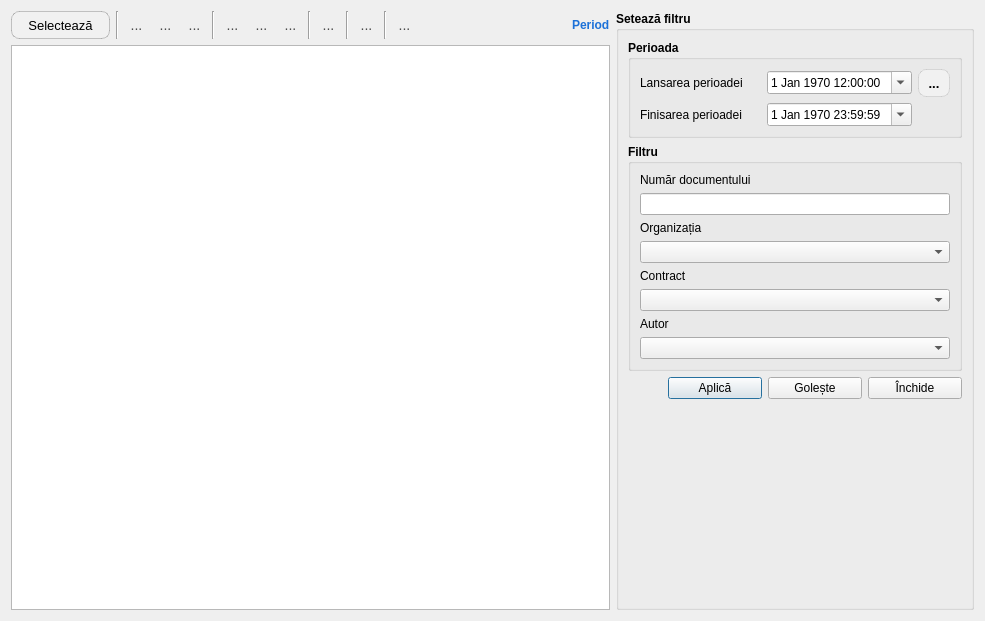
debalex77/USG, file docs/listdoc.ui: the form before one commit.
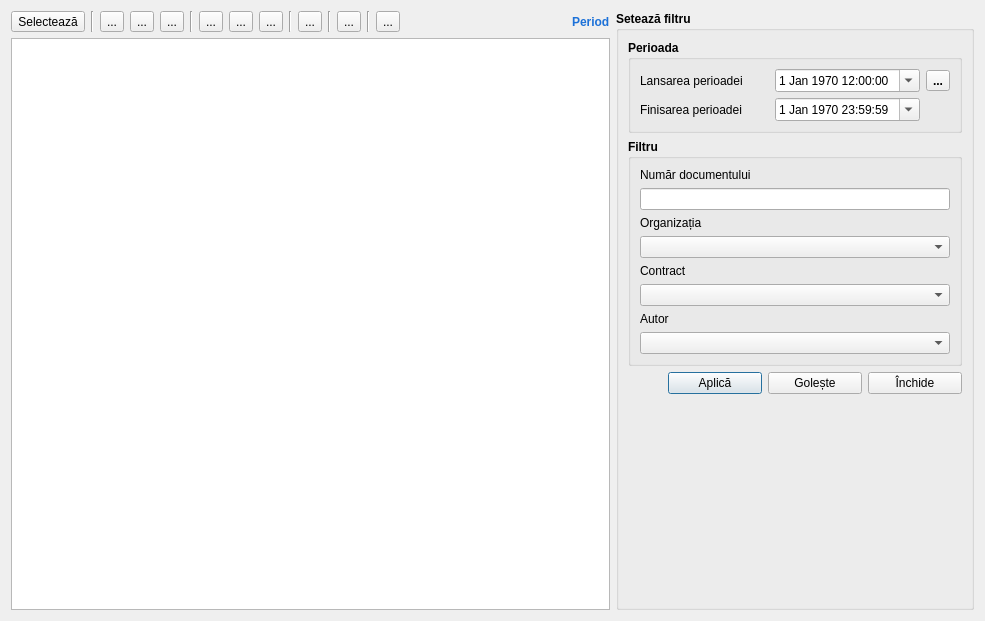
The form after the commit. Icons and pictures are not drawn.

```diff
--- a/docs/listdoc.ui
+++ b/docs/listdoc.ui
@@ -23,25 +23,6 @@
     <layout class="QHBoxLayout" name="layoutToolBar">
      <item>
       <widget class="QToolButton" name="btnSelect">
-       <property name="styleSheet">
-        <string notr="true">QToolButton
-{
-    border: 1px solid rgba(0, 0, 0, 0.2);
-    border-radius: 8px;
-    background-color: #f1f1f1;
-    color: #000000;
-    font-size: 13px;
-    padding: 4px 10px;
-}
-QToolButton:hover
-{
-    background-color: #e0e0e0;
-}
-QToolButton:pressed
-{
-    background-color: #d0d0d0;
-}</string>
-       </property>
        <property name="text">
         <string>Selectează</string>
        </property>
@@ -63,21 +44,6 @@
      </item>
      <item>
       <widget class="QToolButton" name="btnAdd">
-       <property name="styleSheet">
-        <string notr="true">QToolButton {
-    border: none;
-    background-color: transparent;
-    color: #4a4a4a;
-    font-size: 14px;
-}
-QToolButton:hover {
-    background-color: #f0f0f0;
-    color: #000000;
-}
-QToolButton:pressed {
-    background-color: #dcdcdc;
-}</string>
-       </property>
        <property name="text">
         <string>...</string>
        </property>
@@ -89,21 +55,6 @@
      </item>
      <item>
       <widget class="QToolButton" name="btnEdit">
-       <property name="styleSheet">
-        <string notr="true">QToolButton {
-    border: none;
-    background-color: transparent;
-    color: #4a4a4a;
-    font-size: 14px;
-}
-QToolButton:hover {
-    background-color: #f0f0f0;
-    color: #000000;
-}
-QToolButton:pressed {
-    background-color: #dcdcdc;
-}</string>
-       </property>
        <property name="text">
         <string>...</string>
        </property>
@@ -115,21 +66,6 @@
      </item>
      <item>
       <widget class="QToolButton" name="btnDeletion">
-       <property name="styleSheet">
-        <string notr="true">QToolButton {
-    border: none;
-    background-color: transparent;
-    color: #4a4a4a;
-    font-size: 14px;
-}
-QToolButton:hover {
-    background-color: #f0f0f0;
-    color: #000000;
-}
-QToolButton:pressed {
-    background-color: #dcdcdc;
-}</string>
-       </property>
        <property name="text">
         <string>...</string>
        </property>
@@ -148,21 +84,6 @@
      </item>
      <item>
       <widget class="QToolButton" name="btnAddFilter">
-       <property name="styleSheet">
-        <string notr="true">QToolButton {
-    border: none;
-    background-color: transparent;
-    color: #4a4a4a;
-    font-size: 14px;
-}
-QToolButton:hover {
-    background-color: #f0f0f0;
-    color: #000000;
-}
-QToolButton:pressed {
-    background-color: #dcdcdc;
-}</string>
-       </property>
        <property name="text">
         <string>...</string>
        </property>
@@ -174,21 +95,6 @@
      </item>
      <item>
       <widget class="QToolButton" name="btnFilter">
-       <property name="styleSheet">
-        <string notr="true">QToolButton {
-    border: none;
-    background-color: transparent;
-    color: #4a4a4a;
-    font-size: 14px;
-}
-QToolButton:hover {
-    background-color: #f0f0f0;
-    color: #000000;
-}
-QToolButton:pressed {
-    background-color: #dcdcdc;
-}</string>
-       </property>
        <property name="text">
         <string>...</string>
        </property>
@@ -200,21 +106,6 @@
      </item>
      <item>
       <widget class="QToolButton" name="btnFilterRemove">
-       <property name="styleSheet">
-        <string notr="true">QToolButton {
-    border: none;
-    background-color: transparent;
-    color: #4a4a4a;
-    font-size: 14px;
-}
-QToolButton:hover {
-    background-color: #f0f0f0;
-    color: #000000;
-}
-QToolButton:pressed {
-    background-color: #dcdcdc;
-}</string>
-       </property>
        <property name="text">
         <string>...</string>
        </property>
@@ -233,21 +124,6 @@
      </item>
      <item>
       <widget class="QToolButton" name="btnUpdateTable">
-       <property name="styleSheet">
-        <string notr="true">QToolButton {
-    border: none;
-    background-color: transparent;
-    color: #4a4a4a;
-    font-size: 14px;
-}
-QToolButton:hover {
-    background-color: #f0f0f0;
-    color: #000000;
-}
-QToolButton:pressed {
-    background-color: #dcdcdc;
-}</string>
-       </property>
        <property name="text">
         <string>...</string>
        </property>
@@ -266,21 +142,6 @@
      </item>
      <item>
       <widget class="QToolButton" name="btnPrint">
-       <property name="styleSheet">
-        <string notr="true">QToolButton {
-    border: none;
-    background-color: transparent;
-    color: #4a4a4a;
-    font-size: 14px;
-}
-QToolButton:hover {
-    background-color: #f0f0f0;
-    color: #000000;
-}
-QToolButton:pressed {
-    background-color: #dcdcdc;
-}</string>
-       </property>
        <property name="text">
         <string>...</string>
        </property>
@@ -299,21 +160,6 @@
      </item>
      <item>
       <widget class="QToolButton" name="btnPeriodDate">
-       <property name="styleSheet">
-        <string notr="true">QToolButton {
-    border: none;
-    background-color: transparent;
-    color: #4a4a4a;
-    font-size: 14px;
-}
-QToolButton:hover {
-    background-color: #f0f0f0;
-    color: #000000;
-}
-QToolButton:pressed {
-    background-color: #dcdcdc;
-}</string>
-       </property>
        <property name="text">
         <string>...</string>
        </property>
@@ -452,25 +298,6 @@
          </item>
          <item row="0" column="2">
           <widget class="QToolButton" name="btnChoicePeriod">
-           <property name="styleSheet">
-            <string notr="true">QToolButton
-{
-    border: 1px solid rgba(0, 0, 0, 0.1);
-    border-radius: 8px;
-    background-color: #f1f1f1;
-    color: #000000;
-    font-size: 13px;
-    padding: 4px 4px;
-}
-QToolButton:hover
-{
-    background-color: #e0e0e0;
-}
-QToolButton:pressed
-{
-    background-color: #d0d0d0;
-}</string>
-           </property>
            <property name="text">
             <string>...</string>
            </property>
```
